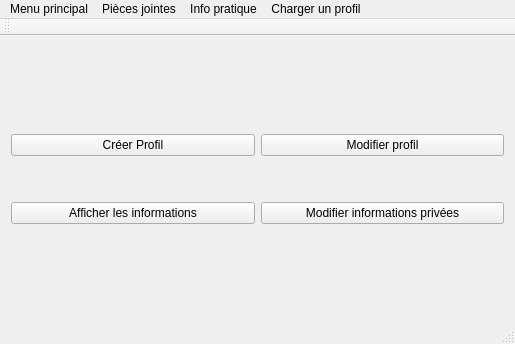
First picture: the form in carnetNumerique/appligui.ui, repository snake-92/carnetMedicalNumerique, before the edit.
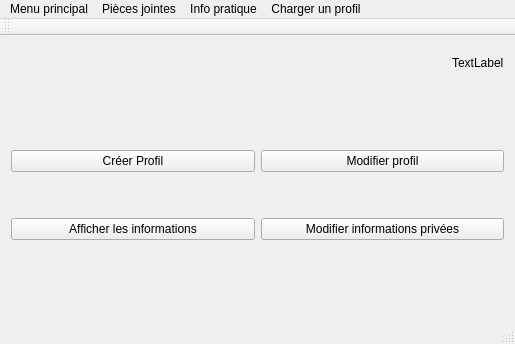
Second picture: the form after the edit.

```diff
--- a/carnetNumerique/appligui.ui
+++ b/carnetNumerique/appligui.ui
@@ -15,6 +15,33 @@
   </property>
   <widget class="QWidget" name="centralWidget">
    <layout class="QVBoxLayout" name="verticalLayout_2">
+    <item>
+     <layout class="QHBoxLayout" name="horizontalLayout_3">
+      <property name="topMargin">
+       <number>6</number>
+      </property>
+      <item>
+       <spacer name="horizontalSpacer">
+        <property name="orientation">
+         <enum>Qt::Horizontal</enum>
+        </property>
+        <property name="sizeHint" stdset="0">
+         <size>
+          <width>40</width>
+          <height>20</height>
+         </size>
+        </property>
+       </spacer>
+      </item>
+      <item>
+       <widget class="QLabel" name="label_profil_actuel">
+        <property name="text">
+         <string>TextLabel</string>
+        </property>
+       </widget>
+      </item>
+     </layout>
+    </item>
     <item>
      <spacer name="verticalSpacer">
       <property name="orientation">
```
